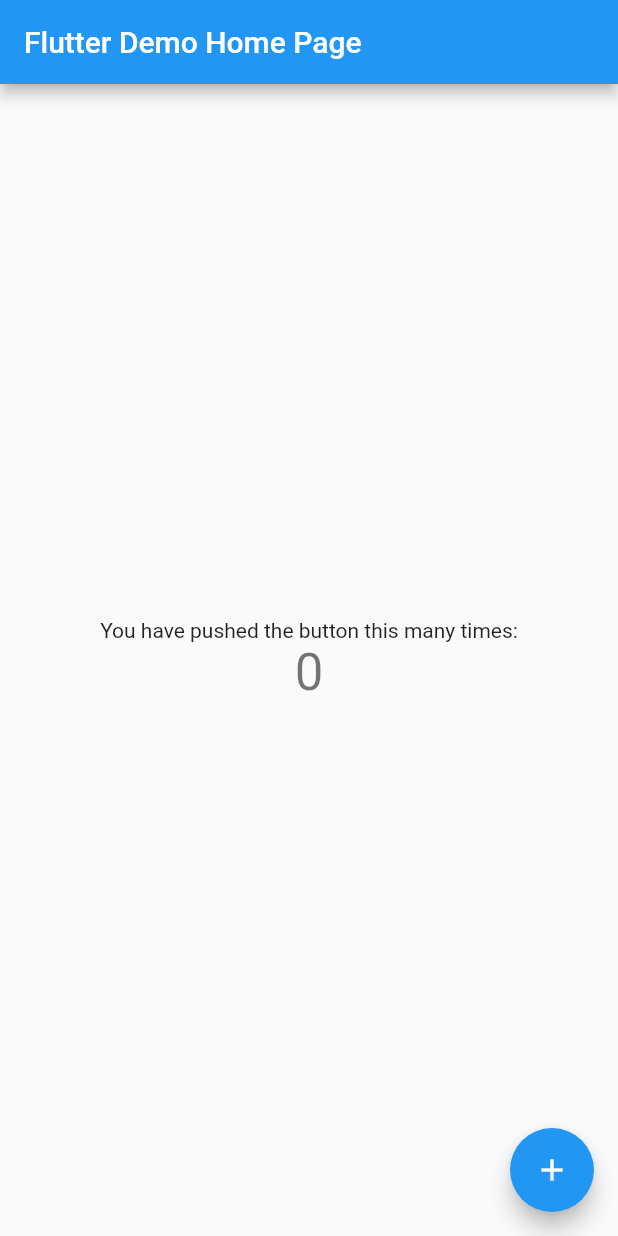
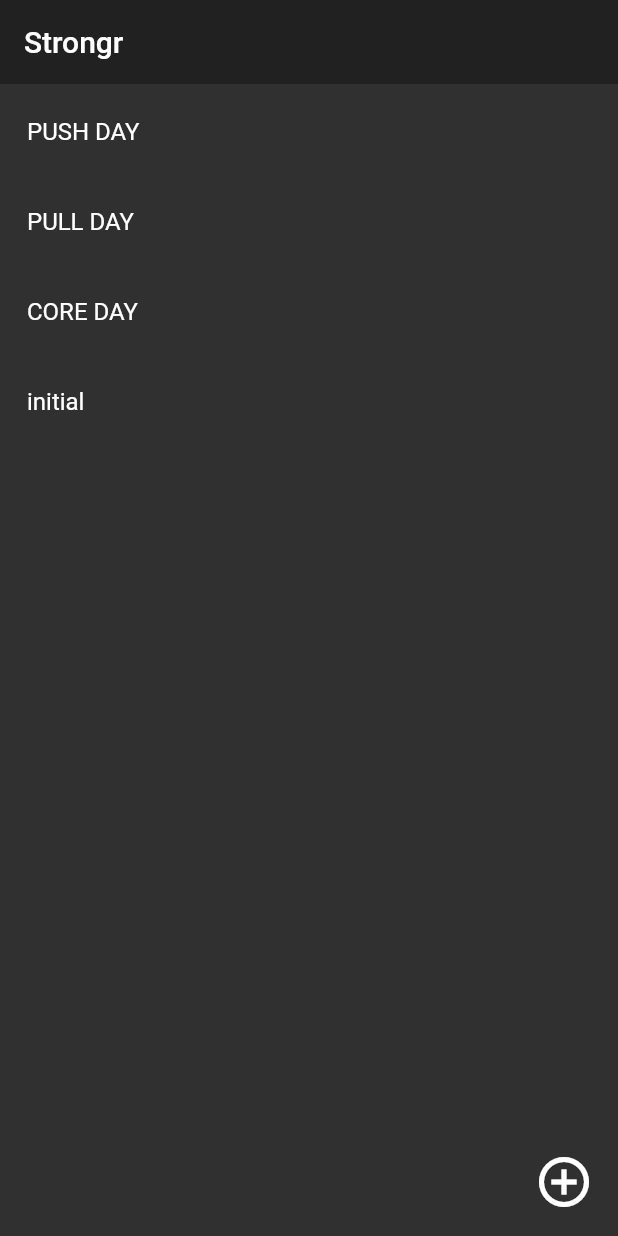
Before and after one commit to raimsargado/Push, a Flutter app: the screen it shows after launch, on a phone screen of 412 x 824 dp. Run offline on Flutter 3.47's test engine with Material 2 defaults, Android fonts, the phone set to English and light mode, and no system bars.

Commit message:
logic for adding exercise

```diff
--- a/lib/main.dart
+++ b/lib/main.dart
@@ -1,111 +1,37 @@
+import 'dart:async';
+
 import 'package:flutter/material.dart';
+import 'package:provider/provider.dart';
+import 'package:strongr/models/exercise.dart';
+import 'package:strongr/root_view.dart';
 
-void main() => runApp(MyApp());
-
-class MyApp extends StatelessWidget {
-  // This widget is the root of your application.
-  @override
-  Widget build(BuildContext context) {
-    return MaterialApp(
-      title: 'Flutter Demo',
-      theme: ThemeData(
-        // This is the theme of your application.
-        //
-        // Try running your application with "flutter run". You'll see the
-        // application has a blue toolbar. Then, without quitting the app, try
-        // changing the primarySwatch below to Colors.green and then invoke
-        // "hot reload" (press "r" in the console where you ran "flutter run",
-        // or simply save your changes to "hot reload" in a Flutter IDE).
-        // Notice that the counter didn't reset back to zero; the application
-        // is not restarted.
-        primarySwatch: Colors.blue,
-      ),
-      home: MyHomePage(title: 'Flutter Demo Home Page'),
-    );
-  }
+void main() {
+  runApp(
+    MultiProvider(
+      providers: [
+        Provider(
+          builder: (context) => ExerciseBloc(),
+        )
+      ],
+      child: RootView(),
+    ),
+  );
 }
 
-class MyHomePage extends StatefulWidget {
-  MyHomePage({Key key, this.title}) : super(key: key);
+class ExerciseBloc {
+  var valController = new StreamController<Exercise>();
+  var valControllerOutput = new StreamController<Exercise>();
 
-  // This widget is the home page of your application. It is stateful, meaning
-  // that it has a State object (defined below) that contains fields that affect
-  // how it looks.
+  Stream<Exercise> get exerciseOutput => valControllerOutput.stream;
 
-  // This class is the configuration for the state. It holds the values (in this
-  // case the title) provided by the parent (in this case the App widget) and
-  // used by the build method of the State. Fields in a Widget subclass are
-  // always marked "final".
-
-  final String title;
-
-  @override
-  _MyHomePageState createState() => _MyHomePageState();
-}
-
-class _MyHomePageState extends State<MyHomePage> {
-  int _counter = 0;
-
-  void _incrementCounter() {
-    setState(() {
-      // This call to setState tells the Flutter framework that something has
-      // changed in this State, which causes it to rerun the build method below
-      // so that the display can reflect the updated values. If we changed
-      // _counter without calling setState(), then the build method would not be
-      // called again, and so nothing would appear to happen.
-      _counter++;
+  ExerciseBloc() {
+    valController.stream.listen((exercise) {
+      valControllerOutput.sink.add(exercise);
     });
   }
 
-  @override
-  Widget build(BuildContext context) {
-    // This method is rerun every time setState is called, for instance as done
-    // by the _incrementCounter method above.
-    //
-    // The Flutter framework has been optimized to make rerunning build methods
-    // fast, so that you can just rebuild anything that needs updating rather
-    // than having to individually change instances of widgets.
-    return Scaffold(
-      appBar: AppBar(
-        // Here we take the value from the MyHomePage object that was created by
-        // the App.build method, and use it to set our appbar title.
-        title: Text(widget.title),
-      ),
-      body: Center(
-        // Center is a layout widget. It takes a single child and positions it
-        // in the middle of the parent.
-        child: Column(
-          // Column is also layout widget. It takes a list of children and
-          // arranges them vertically. By default, it sizes itself to fit its
-          // children horizontally, and tries to be as tall as its parent.
-          //
-          // Invoke "debug painting" (press "p" in the console, choose the
-          // "Toggle Debug Paint" action from the Flutter Inspector in Android
-          // Studio, or the "Toggle Debug Paint" command in Visual Studio Code)
-          // to see the wireframe for each widget.
-          //
-          // Column has various properties to control how it sizes itself and
-          // how it positions its children. Here we use mainAxisAlignment to
-          // center the children vertically; the main axis here is the vertical
-          // axis because Columns are vertical (the cross axis would be
-          // horizontal).
-          mainAxisAlignment: MainAxisAlignment.center,
-          children: <Widget>[
-            Text(
-              'You have pushed the button this many times:',
-            ),
-            Text(
-              '$_counter',
-              style: Theme.of(context).textTheme.display1,
-            ),
-          ],
-        ),
-      ),
-      floatingActionButton: FloatingActionButton(
-        onPressed: _incrementCounter,
-        tooltip: 'Increment',
-        child: Icon(Icons.add),
-      ), // This trailing comma makes auto-formatting nicer for build methods.
-    );
+  void dispose() {
+    valControllerOutput.close();
+    valController.close();
   }
 }
--- /dev/null
+++ b/lib/models/exercise.dart
@@ -0,0 +1,5 @@
+class Exercise {
+  final String name;
+
+  Exercise(this.name);
+}
--- /dev/null
+++ b/lib/root_view.dart
@@ -0,0 +1,87 @@
+import 'package:flutter/material.dart';
+import 'package:provider/provider.dart';
+import 'package:strongr/main.dart';
+import 'package:strongr/models/exercise.dart';
+import 'package:strongr/models/workset.dart';
+
+class RootView extends StatelessWidget {
+  // This widget is the root of your application.
+
+  @override
+  Widget build(BuildContext context) {
+    var _exerciseProvider = Provider.of<ExerciseBloc>(context);
+
+    var _exercises = List<Exercise>();
+    _exercises.add(Exercise("PUSH DAY"));
+    _exercises.add(Exercise("PULL DAY"));
+    _exercises.add(Exercise("CORE DAY"));
+    return MaterialApp(
+      title: 'Flutter Demo',
+      theme: ThemeData.dark(),
+      home: Scaffold(
+        floatingActionButton: IconButton(
+          icon: Icon(
+            Icons.add_circle_outline,
+            size: 40,
+          ),
+          onPressed: () {
+            _exerciseProvider.valController.sink.add(Exercise("Leg Day"));
+          },
+        ),
+        appBar: AppBar(
+          title: Text("Strongr"),
+          elevation: 0,
+        ),
+        body: StreamBuilder<Exercise>(
+          initialData: Exercise("initial"),
+            stream: _exerciseProvider.exerciseOutput,
+            builder: (context, snapshot) {
+              _exercises.add(snapshot.data);
+              return CustomScrollView(
+                slivers: <Widget>[
+                  SliverList(
+                      delegate: SliverChildBuilderDelegate(
+                              (BuildContext context, int index) {
+                            var _exercise = _exercises?.elementAt(index);
+                            return Padding(
+                              padding: const EdgeInsets.fromLTRB(2, 4, 2, 0),
+                              child: ExerciseItem(exercise: _exercise),
+                            );
+                          }, childCount: _exercises?.length)),
+                ],
+              );
+            }
+        ),
+      ),
+    );
+  }
+}
+
+class ExerciseItem extends StatelessWidget {
+  final Exercise exercise;
+
+  ExerciseItem({this.exercise});
+
+  @override
+  Widget build(BuildContext context) {
+    return ListTile(
+      title: Text(exercise.name),
+      onTap: (){
+        //todo onTap implement
+      },
+    );
+  }
+}
+
+class WorkSetItem extends StatelessWidget {
+  final WorkSet set;
+
+  const WorkSetItem({Key key, this.set}) : super(key: key);
+
+  @override
+  Widget build(BuildContext context) {
+    return ListTile(
+      title: Text(set.previous),
+    );
+  }
+}
--- a/pubspec.yaml
+++ b/pubspec.yaml
@@ -23,6 +23,10 @@
   # The following adds the Cupertino Icons font to your application.
   # Use with the CupertinoIcons class for iOS style icons.
   cupertino_icons: ^0.1.2
+
+  #new imports
+  provider: ^3.0.0
+
 
 dev_dependencies:
   flutter_test:
```
Also changed, not shown: lib/models/workset.dart (added, +17 -0 lines), pubspec.lock, 1 other file.
